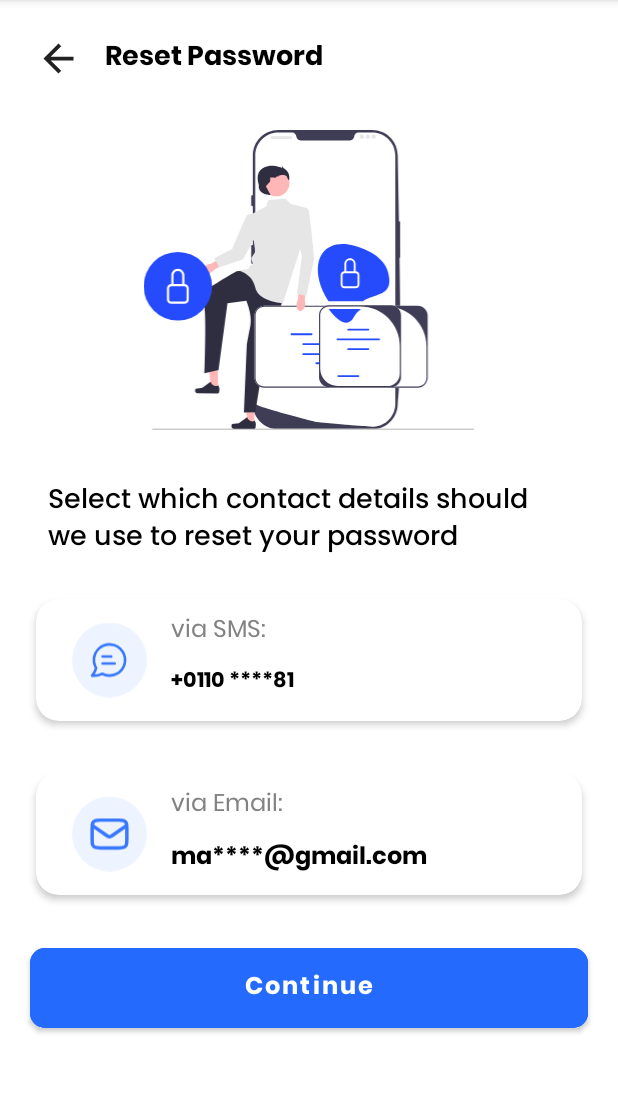
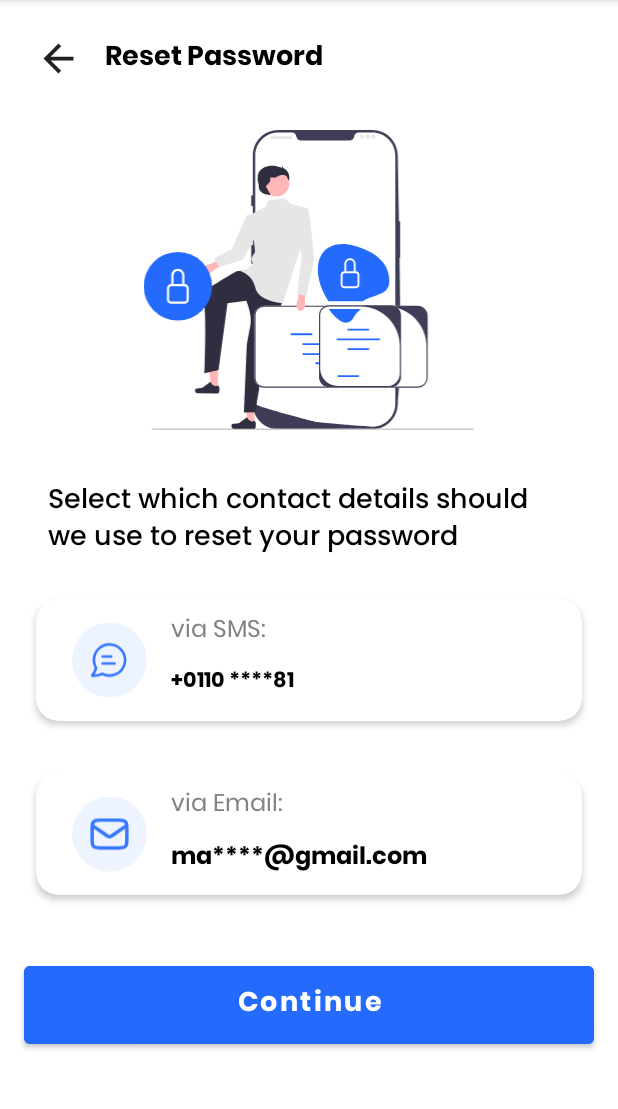
Before and after one commit to MahmoudLkashef/Shifa-a, an Android app: the fragment ForgetPasswordFragment shown on its own in the app's theme, on a phone screen of 412 x 824 dp, the part 84-1193 px from its top. Run offline under Robolectric (Android 15) with nearby library versions, the phone set to English and light mode, and no system bars.

```diff
--- /dev/null
+++ b/app/src/main/res/drawable/reset_password.xml
@@ -0,0 +1,141 @@
+<vector xmlns:android="http://schemas.android.com/apk/res/android"
+    android:width="564.98dp"
+    android:height="512.3dp"
+    android:viewportWidth="564.98"
+    android:viewportHeight="512.3">
+  <path
+      android:pathData="M390.43,511.01H230.11c-24.04,0 -43.61,-19.56 -43.61,-43.61V43.61c0,-24.04 19.56,-43.61 43.61,-43.61h160.31c24.04,0 43.61,19.56 43.61,43.61 2.98,170.18 8.07,360.76 0,423.79 0,24.05 -19.56,43.61 -43.61,43.61l-0,0Z"
+      android:fillColor="#3f3d56"/>
+  <path
+      android:pathData="M436.27,155.88c-1.02,0 -1.84,0.83 -1.84,1.84v59.03c0,1.02 0.83,1.84 1.84,1.84s1.84,-0.83 1.84,-1.84v-59.03c0,-1.02 -0.83,-1.84 -1.84,-1.84Z"
+      android:fillColor="#3f3d56"/>
+  <path
+      android:pathData="M429.88,43.61V467.39c0,20.93 -16.29,38.05 -36.89,39.38h-0.01c-0.3,0.02 -0.61,0.04 -0.92,0.05 -0.54,0.03 -1.09,0.04 -1.64,0.04 0,0 -2.03,-0.15 -5.74,-0.42 -3.74,-0.28 -9.2,-0.69 -15.99,-1.24 -2.04,-0.16 -4.19,-0.33 -6.46,-0.52 -4.52,-0.37 -9.48,-0.77 -14.8,-1.24 -2.12,-0.18 -4.32,-0.37 -6.56,-0.56 -11.46,-0.99 -24.29,-2.14 -37.82,-3.45 -2.29,-0.21 -4.59,-0.43 -6.92,-0.66 -0.61,-0.06 -105.48,-26.43 -105.48,-31.37V43.61c0,-21.8 17.66,-39.46 39.46,-39.46h23.56c3.76,0 6.79,2.93 7.11,6.69 0.03,0.25 0.06,0.5 0.1,0.75 0.68,3.77 4.14,6.4 7.98,6.4h82.8c3.84,0 7.3,-2.63 7.98,-6.4 0.05,-0.25 0.07,-0.5 0.1,-0.75 0.32,-3.75 3.35,-6.69 7.11,-6.69h23.56c21.8,0 39.46,17.66 39.46,39.46h-0Z"
+      android:fillColor="#fff"/>
+  <path
+      android:pathData="M185.59,111.61c-1.02,0 -1.84,0.83 -1.84,1.84v14.76c0,1.02 0.83,1.84 1.84,1.84s1.84,-0.83 1.84,-1.84v-14.76c0,-1.02 -0.83,-1.84 -1.84,-1.84Z"
+      android:fillColor="#3f3d56"/>
+  <path
+      android:pathData="M185.59,155.88c-1.02,0 -1.84,0.83 -1.84,1.84v28.59c0,1.02 0.83,1.84 1.84,1.84s1.84,-0.83 1.84,-1.84v-28.59c0,-1.02 -0.83,-1.84 -1.84,-1.84v0Z"
+      android:fillColor="#3f3d56"/>
+  <path
+      android:pathData="M185.59,196.47c-1.02,0 -1.84,0.83 -1.84,1.84v28.59c0,1.02 0.83,1.84 1.84,1.84s1.84,-0.83 1.84,-1.84v-28.59c0,-1.02 -0.83,-1.84 -1.84,-1.84Z"
+      android:fillColor="#3f3d56"/>
+  <path
+      android:pathData="M217.72,10.61L253.07,10.61A0.31,0.31 0,0 1,253.38 10.92L253.38,14.91A0.31,0.31 0,0 1,253.07 15.22L217.72,15.22A0.31,0.31 0,0 1,217.41 14.91L217.41,10.92A0.31,0.31 0,0 1,217.72 10.61z"
+      android:fillColor="#e6e6e6"/>
+  <path
+      android:pathData="M372.69,11.53m-3.69,0a3.69,3.69 0,1 1,7.38 0a3.69,3.69 0,1 1,-7.38 0"
+      android:fillColor="#e6e6e6"/>
+  <path
+      android:pathData="M382.84,11.53m-3.69,0a3.69,3.69 0,1 1,7.38 0a3.69,3.69 0,1 1,-7.38 0"
+      android:fillColor="#e6e6e6"/>
+  <path
+      android:pathData="M392.99,11.53m-3.69,0a3.69,3.69 0,1 1,7.38 0a3.69,3.69 0,1 1,-7.38 0"
+      android:fillColor="#e6e6e6"/>
+  <path
+      android:pathData="M14.31,511.11c0,0.66 0.53,1.19 1.19,1.19H563.79c0.66,0 1.19,-0.53 1.19,-1.19 0,-0.66 -0.53,-1.19 -1.19,-1.19H15.5c-0.66,0 -1.19,0.53 -1.19,1.19Z"
+      android:fillColor="#ccc"/>
+  <path
+      android:pathData="M189.13,503.29l-11.24,-0l-5.35,-43.37l16.59,0l-0,43.37z"
+      android:fillColor="#ffb6b6"/>
+  <path
+      android:pathData="M150.61,503.04h0c-0.35,0.59 -0.53,2.49 -0.53,3.18h0c0,2.11 1.71,3.82 3.82,3.82h34.82c1.44,0 2.6,-1.17 2.6,-2.6v-1.45s1.72,-4.36 -1.82,-9.73c0,0 -4.41,4.21 -10.99,-2.38l-1.94,-3.52 -14.06,10.28 -7.79,0.96c-1.7,0.21 -3.22,-0.03 -4.09,1.44h-0v0Z"
+      android:fillColor="#2f2e41"/>
+  <path
+      android:pathData="M126.95,443.05l-11.24,-0.04l-5.21,-43.39l16.59,0.05l-0.14,43.37z"
+      android:fillColor="#ffb6b6"/>
+  <path
+      android:pathData="M88.43,442.67h0c-0.35,0.59 -0.54,2.49 -0.54,3.18h0c-0.01,2.11 1.7,3.82 3.8,3.83l34.82,0.11c1.44,0 2.61,-1.16 2.61,-2.6l0,-1.45s1.74,-4.35 -1.79,-9.73c0,0 -4.42,4.19 -10.99,-2.42l-1.93,-3.52 -14.09,10.24 -7.8,0.93c-1.71,0.2 -3.22,-0.04 -4.1,1.43h-0Z"
+      android:fillColor="#2f2e41"/>
+  <path
+      android:pathData="M172.73,240l-14,1s-47.4,26.95 -51.4,32.95 -9.5,14.5 -4.5,23.5 1.19,117.97 1.19,117.97l23.89,-5.4 15.31,-114.02 32,-4.5s11,23.73 7,43.37 -6,31.63 -6,31.63l-5,116 19.5,-0.5 17.5,-107.5 30,-85 -39,-46 -26.5,-3.5Z"
+      android:fillColor="#2f2e41"/>
+  <path
+      android:pathData="M241.73,117l-29,3 -3,10 -28,15 9,63 -7,11 3,11s-8,1 -7,7l-18,3s23.87,4.87 28.94,28.94 47.06,27.06 47.06,27.06l33,-103 3,-61 -23,-6 -9,-9Z"
+      android:fillColor="#e6e6e6"/>
+  <path
+      android:pathData="M226.45,90.66m-22.54,0a22.54,22.54 0,1 1,45.09 0a22.54,22.54 0,1 1,-45.09 0"
+      android:fillColor="#ffb6b6"/>
+  <path
+      android:pathData="M214.73,111h0s-20,-1 -18,-17c-4.95,-17.04 -0.57,-28.1 15,-32 0,0 4,-1 5,-1 13.15,0 20,4 20,4 0,0 -1,-3.96 0,-2.98s2,2.98 2,2.98c0,0 10,5 10,15s0,6 0,6c0,0 -2,0 -4,-6s-14.95,-2 -14.95,-2l0.95,2 -3,-1 -3,3 -2,-1s-8,0 -7,0 0.3,6.8 0.3,6.8l-7.3,8.2 8,15h-2Z"
+      android:fillColor="#2f2e41"/>
+  <path
+      android:pathData="M108.18,230.35c-5.69,3.11 -8.71,8.56 -6.73,12.19s8.2,4.04 13.89,0.93c2.49,-1.36 4.47,-3.17 5.74,-5.08l23.96,-13.47 -6.56,-11.11 -22.92,14.46c-2.29,0.04 -4.89,0.72 -7.38,2.08Z"
+      android:fillColor="#ffb6b6"/>
+  <path
+      android:pathData="M188.98,145.47s-9.39,-3.58 -12.63,0.73 -24.61,56.53 -24.61,56.53l-31.36,16.38 8.82,15.36 40.39,-13.45 26.65,-48.73 -7.25,-26.82Z"
+      android:fillColor="#e6e6e6"/>
+  <path
+      android:pathData="M485.15,317v106c0,9.37 -7.63,17 -17,17H206.15c-9.37,0 -17,-7.63 -17,-17v-106c0,-9.37 7.63,-17 17,-17H468.15c9.37,0 17,7.63 17,17Z"
+      android:fillColor="#fff"/>
+  <path
+      android:pathData="M485.15,317v106c0,9.37 -7.63,17 -17,17L206.15,440c-9.37,0 -17,-7.63 -17,-17v-106c0,-9.37 7.63,-17 17,-17L468.15,300c9.37,0 17,7.63 17,17ZM468.15,438c8.28,0 15,-6.72 15,-15v-53.44c0,-37.31 -30.25,-67.56 -67.56,-67.56L206.15,302c-8.28,0 -15,6.72 -15,15v106c0,8.28 6.72,15 15,15L468.15,438Z"
+      android:fillColor="#3f3d56"/>
+  <path
+      android:pathData="M306.76,364.04h-34.22c-0.86,0 -1.56,0.7 -1.56,1.56s0.7,1.56 1.56,1.56h34.22c0.86,0 1.56,-0.7 1.56,-1.56s-0.7,-1.56 -1.56,-1.56Z"
+      android:fillColor="#246bfd"/>
+  <path
+      android:pathData="M358.76,364.04h-34.22c-0.86,0 -1.56,0.7 -1.56,1.56s0.7,1.56 1.56,1.56h34.22c0.86,0 1.56,-0.7 1.56,-1.56s-0.7,-1.56 -1.56,-1.56Z"
+      android:fillColor="#246bfd"/>
+  <path
+      android:pathData="M306.76,381.15h-34.22c-0.86,0 -1.56,0.7 -1.56,1.56s0.7,1.56 1.56,1.56h34.22c0.86,0 1.56,-0.7 1.56,-1.56s-0.7,-1.56 -1.56,-1.56Z"
+      android:fillColor="#246bfd"/>
+  <path
+      android:pathData="M358.76,381.15h-34.22c-0.86,0 -1.56,0.7 -1.56,1.56s0.7,1.56 1.56,1.56h34.22c0.86,0 1.56,-0.7 1.56,-1.56s-0.7,-1.56 -1.56,-1.56Z"
+      android:fillColor="#246bfd"/>
+  <path
+      android:pathData="M412.32,382.71c0,-0.86 -0.7,-1.56 -1.56,-1.56h-34.22c-0.86,0 -1.56,0.7 -1.56,1.56s0.7,1.56 1.56,1.56h34.22c0.86,0 1.56,-0.7 1.56,-1.56Z"
+      android:fillColor="#246bfd"/>
+  <path
+      android:pathData="M286.76,350.38c0.86,0 1.56,-0.7 1.56,-1.56s-0.7,-1.56 -1.56,-1.56h-34.22c-0.86,0 -1.56,0.7 -1.56,1.56s0.7,1.56 1.56,1.56h34.22Z"
+      android:fillColor="#246bfd"/>
+  <path
+      android:pathData="M387.54,349.74h34.22c0.86,0 1.56,-0.7 1.56,-1.56s-0.7,-1.56 -1.56,-1.56h-34.22c-0.86,0 -1.56,0.7 -1.56,1.56s0.7,1.56 1.56,1.56Z"
+      android:fillColor="#246bfd"/>
+  <path
+      android:pathData="M301.18,350.07h70.95c0.86,0 1.56,-0.7 1.56,-1.56s-0.7,-1.56 -1.56,-1.56h-70.95c-0.86,0 -1.56,0.7 -1.56,1.56s0.7,1.56 1.56,1.56Z"
+      android:fillColor="#246bfd"/>
+  <path
+      android:pathData="M329.09,396.69h-34.22c-0.86,0 -1.56,0.7 -1.56,1.56s0.7,1.56 1.56,1.56h34.22c0.86,0 1.56,-0.7 1.56,-1.56s-0.7,-1.56 -1.56,-1.56Z"
+      android:fillColor="#246bfd"/>
+  <path
+      android:pathData="M439.61,316.2v106c0,9.37 -7.63,17 -17,17h-106c-9.37,0 -17,-7.63 -17,-17v-106c0,-9.37 7.63,-17 17,-17h106c9.37,0 17,7.63 17,17Z"
+      android:fillColor="#fff"/>
+  <path
+      android:pathData="M439.61,316.2v106c0,9.37 -7.63,17 -17,17h-106c-9.37,0 -17,-7.63 -17,-17v-106c0,-9.37 7.63,-17 17,-17h106c9.37,0 17,7.63 17,17ZM416.04,437.2c11.92,0 21.58,-9.66 21.58,-21.58v-46.87c0,-37.31 -30.25,-67.56 -67.56,-67.56h-53.44c-8.28,0 -15,6.72 -15,15v91.21c0,16.45 13.34,29.79 29.79,29.79h84.63v0h-0Z"
+      android:fillColor="#3f3d56"/>
+  <path
+      android:pathData="M383.72,342.49h-34.22c-0.86,0 -1.56,-0.7 -1.56,-1.56s0.7,-1.56 1.56,-1.56h34.22c0.86,0 1.56,0.7 1.56,1.56s-0.7,1.56 -1.56,1.56v0Z"
+      android:fillColor="#246bfd"/>
+  <path
+      android:pathData="M383.72,375.85h-34.22c-0.86,0 -1.56,-0.7 -1.56,-1.56s0.7,-1.56 1.56,-1.56h34.22c0.86,0 1.56,0.7 1.56,1.56s-0.7,1.56 -1.56,1.56v0Z"
+      android:fillColor="#246bfd"/>
+  <path
+      android:pathData="M366.72,421.85h-34.22c-0.86,0 -1.56,-0.7 -1.56,-1.56s0.7,-1.56 1.56,-1.56h34.22c0.86,0 1.56,0.7 1.56,1.56s-0.7,1.56 -1.56,1.56v0Z"
+      android:fillColor="#246bfd"/>
+  <path
+      android:pathData="M402.08,359.18h-70.95c-0.86,0 -1.56,-0.7 -1.56,-1.56s0.7,-1.56 1.56,-1.56h70.95c0.86,0 1.56,0.7 1.56,1.56s-0.7,1.56 -1.56,1.56v0Z"
+      android:fillColor="#246bfd"/>
+  <path
+      android:pathData="M419.67,257.46c0,-33.07 -27.95,-51.26 -59.87,-59.87 -40.93,-11.05 -70.91,11.31 -59.87,59.87 2.5,11.01 8.48,23.86 15.89,34.86h58.75c19.63,-12.78 45.11,-9.19 45.11,-34.86Z"
+      android:fillColor="#246bfd"/>
+  <path
+      android:pathData="M358.91,319.97c3.34,-6.37 7.58,-10.97 12.25,-14.47h-55.03c14.16,20.23 32.95,33.22 42.78,14.47Z"
+      android:fillColor="#246bfd"/>
+  <path
+      android:pathData="M352.56,222.06c3.53,0 6.4,2.86 6.4,6.4v12.79h-12.79v-12.79c0,-3.53 2.86,-6.4 6.4,-6.4ZM362.16,241.25v-12.79c0,-5.3 -4.3,-9.6 -9.6,-9.6s-9.6,4.3 -9.6,9.6v12.79c-3.53,0 -6.4,2.86 -6.4,6.4v15.99c0,3.53 2.86,6.4 6.4,6.4h19.19c3.53,0 6.4,-2.86 6.4,-6.4v-15.99c0,-3.53 -2.86,-6.4 -6.4,-6.4h0ZM342.97,244.45h19.19c1.77,0 3.2,1.43 3.2,3.2v15.99c0,1.77 -1.43,3.2 -3.2,3.2h-19.19c-1.77,0 -3.2,-1.43 -3.2,-3.2v-15.99c0,-1.77 1.43,-3.2 3.2,-3.2Z"
+      android:fillColor="#fff"/>
+  <path
+      android:pathData="M261.15,296.54c-0.77,6.44 1.93,12.06 6.02,12.55s8.05,-4.33 8.82,-10.77c0.34,-2.82 0.01,-5.48 -0.81,-7.62l2.93,-27.33 -12.85,-1.1 -1.52,27.06c-1.3,1.89 -2.25,4.4 -2.58,7.22Z"
+      android:fillColor="#ffb6b6"/>
+  <path
+      android:pathData="M264.23,133.5s14,-4 17,2 10,85 10,85l-13.5,63.06 -15.5,-4.06 8,-64 -11,-48 5,-34Z"
+      android:fillColor="#e6e6e6"/>
+  <path
+      android:pathData="M58.5,266.84m-58.5,0a58.5,58.5 0,1 1,117 0a58.5,58.5 0,1 1,-117 0"
+      android:fillColor="#246bfd"/>
+  <path
+      android:pathData="M58.5,240.65c4.13,0 7.48,3.35 7.48,7.48v14.97h-14.97v-14.97c0,-4.13 3.35,-7.48 7.48,-7.48ZM69.72,263.1v-14.97c0,-6.2 -5.03,-11.22 -11.22,-11.22s-11.22,5.03 -11.22,11.22v14.97c-4.13,0 -7.48,3.35 -7.48,7.48v18.71c0,4.13 3.35,7.48 7.48,7.48h22.45c4.13,0 7.48,-3.35 7.48,-7.48v-18.71c0,-4.13 -3.35,-7.48 -7.48,-7.48h0ZM47.28,266.84h22.45c2.07,0 3.74,1.68 3.74,3.74v18.71c0,2.07 -1.68,3.74 -3.74,3.74h-22.45c-2.07,0 -3.74,-1.68 -3.74,-3.74v-18.71c0,-2.07 1.68,-3.74 3.74,-3.74Z"
+      android:fillColor="#fff"/>
+</vector>
--- a/app/src/main/res/layout/fragment_forget_password.xml
+++ b/app/src/main/res/layout/fragment_forget_password.xml
@@ -1,7 +1,13 @@
 <?xml version="1.0" encoding="utf-8"?>
-<androidx.constraintlayout.widget.ConstraintLayout xmlns:android="http://schemas.android.com/apk/res/android"
+<ScrollView xmlns:android="http://schemas.android.com/apk/res/android"
     xmlns:app="http://schemas.android.com/apk/res-auto"
     xmlns:tools="http://schemas.android.com/tools"
+    android:layout_width="match_parent"
+    android:layout_height="match_parent"
+    tools:context=".ForgetPasswordFragment"
+    android:fillViewport="true">
+
+    <androidx.constraintlayout.widget.ConstraintLayout
         android:layout_width="match_parent"
         android:layout_height="match_parent"
         tools:context=".ForgetPasswordFragment">
@@ -35,7 +41,7 @@
             android:layout_width="0dp"
             android:layout_height="200dp"
             android:layout_marginTop="@dimen/spacing_large"
-        android:src="@drawable/forget_password"
+            android:src="@drawable/reset_password"
             app:layout_constraintEnd_toEndOf="parent"
             app:layout_constraintStart_toStartOf="parent"
             app:layout_constraintTop_toBottomOf="@+id/tv_reset_password_title" />
@@ -167,19 +173,15 @@
 
         <Button
             android:id="@+id/btn_continue"
-        android:layout_width="0dp"
-        android:layout_height="65dp"
-        android:layout_margin="20dp"
-        android:backgroundTint="#246BFD"
-        android:fontFamily="@font/poppins_bold"
+            style="@style/button_main_style"
+            android:layout_marginStart="16dp"
+            android:layout_marginEnd="16dp"
             android:text="@string/Continue"
-        android:textAllCaps="false"
-        android:textColor="@color/white"
-        android:textSize="@dimen/reset_password_font_size_normal"
-        app:cornerRadius="10dp"
             app:layout_constraintEnd_toEndOf="parent"
             app:layout_constraintStart_toStartOf="parent"
             app:layout_constraintTop_toBottomOf="@+id/cardView2" />
 
 
     </androidx.constraintlayout.widget.ConstraintLayout>
+
+</ScrollView>
--- a/app/src/main/res/values/strings.xml
+++ b/app/src/main/res/values/strings.xml
@@ -22,5 +22,11 @@
     <string name="reset">Reset</string>
     <!-- sign in screen -->
 
+    <!-- OTP screen -->
+    <string name="otp_code_verification">OTP Code Verification</string>
+    <string name="code_has_been_send_to">Code has been send to</string>
+    <string name="resend_code_in">Resend code in</string>
+    <string name="verify">Verify</string>
+    <!-- OTP screen -->
 
 </resources>
--- /dev/null
+++ b/app/src/main/res/values/styles.xml
@@ -0,0 +1,13 @@
+<?xml version="1.0" encoding="utf-8"?>
+<resources>
+
+    <style name="button_main_style">
+        <item name="android:layout_width">0dp</item>
+        <item name="android:layout_height">64dp</item>
+        <item name="android:layout_marginTop">@dimen/spacing_large</item>
+        <item name="android:backgroundTint">@color/main_color</item>
+        <item name="android:fontFamily">@font/poppins_bold</item>
+        <item name="android:textAllCaps">false</item>
+        <item name="android:textSize">@dimen/sign_in_text_size_large</item>
+    </style>
+</resources>
```
Also changed, not shown: app/src/main/java/com/syncdev/shifaa/OtpVerificationFragment.kt (added, +20 -0 lines), app/src/main/res/drawable/custom_square.xml (added, +8 -0 lines), app/src/main/res/layout/fragment_otp_verification.xml (added, +167 -0 lines), app/src/main/res/layout/fragment_sign_in.xml (+10 -9 lines), 1 other file. Lines whose indentation alone changed are shown as unchanged.
